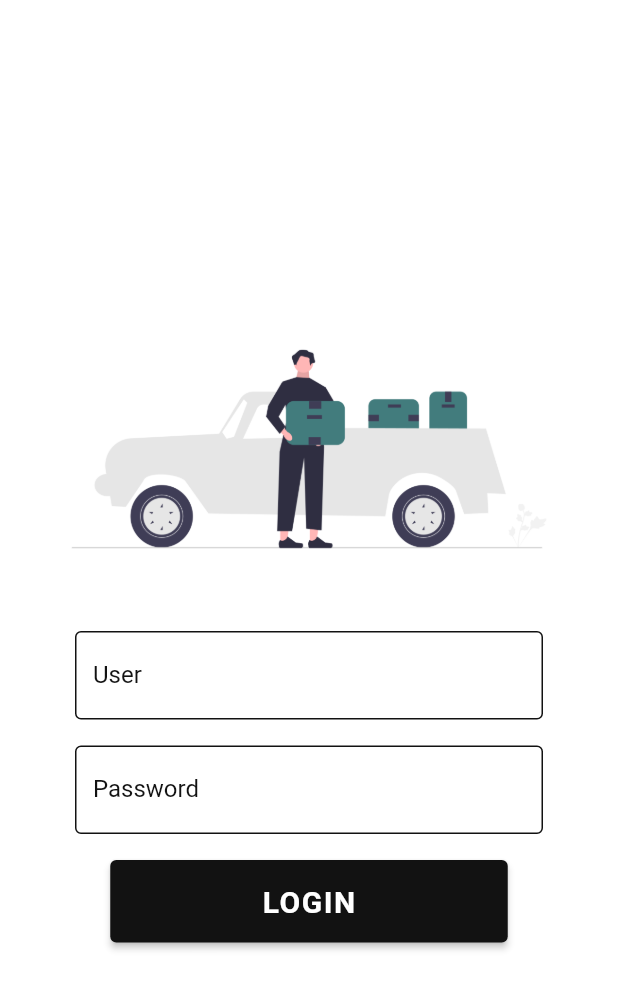
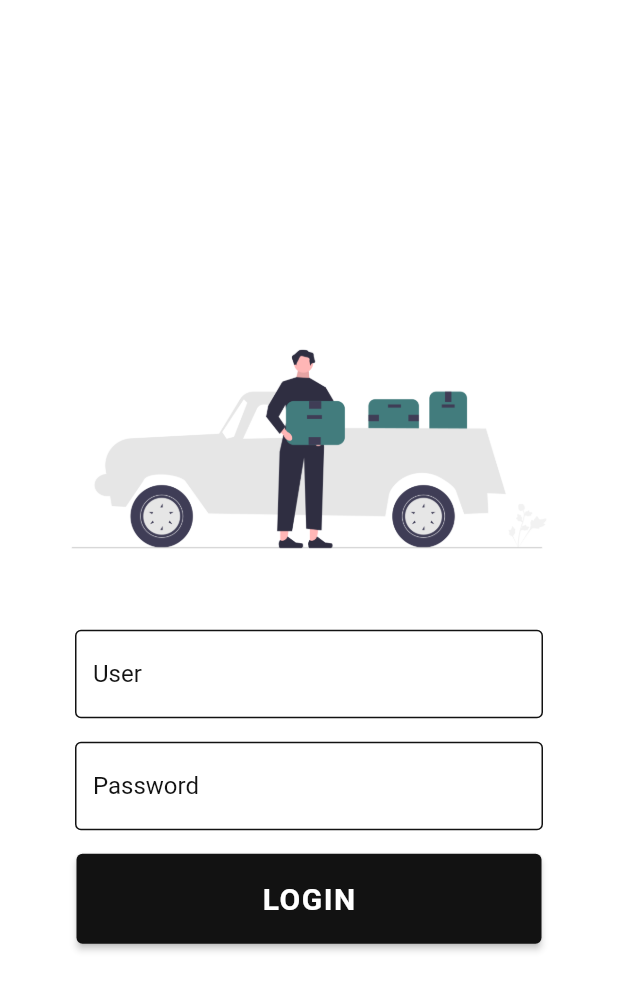
Before and after one commit to jonathan-barreto/precificar-app, a Flutter app: the screen it shows after launch, after a tap on "LOGIN", on a phone screen of 412 x 824 dp. Shown: the top 991 px of the screen. Run offline on Flutter 3.47's test engine with Material 2 defaults, Android fonts, the phone set to English and light mode, and no system bars; our stand-ins replace cached_network_image, dio, get_it, story_view; missing offline and left inert: whatsapp_story_editor; network calls fail.

Commit message:
update inital

```diff
--- a/lib/app/core/utils/constants/app_constants.dart
+++ b/lib/app/core/utils/constants/app_constants.dart
@@ -1,5 +1,5 @@
 class AppConstants {
-  static const String baseUrl = "SEU IP";
+  static const String baseUrl = "http://192.168.0.109:8000/";
 
   static const String getUserList = "api/users/list";
 
--- a/lib/app/presenter/initial/page/initial_page.dart
+++ b/lib/app/presenter/initial/page/initial_page.dart
@@ -38,7 +38,7 @@ class _InitialPageState extends State<InitialPage> {
 
     arguments = ModalRoute.of(context)!.settings.arguments;
 
-    final int userId = int.parse(arguments["userId"]);
+    final int userId = arguments["userId"];
 
     widgets = [
       HomePage(userId: userId),
--- a/lib/app/presenter/login/page/login_page.dart
+++ b/lib/app/presenter/login/page/login_page.dart
@@ -45,18 +45,27 @@ class _LoginPageState extends State<LoginPage> {
                     ElevatedButton(
                       style: const ButtonStyle(
                         fixedSize: MaterialStatePropertyAll(
-                          Size(265, 55),
+                          Size(310, 60),
                         ),
                       ),
                       onPressed: () {
                         if (userTextController.value.text.isNotEmpty) {
+                          try {
+                            final int userId = int.parse(
+                              userTextController.value.text,
+                            );
+                            if (userId >= 0 && userId <= 10) {
                               Navigator.pushReplacementNamed(
                                 context,
                                 '/initial',
                                 arguments: {
-                              'userId': userTextController.value.text,
+                                  'userId': userId,
                                 },
                               );
+                            }
+                          } catch (e) {
+                            return;
+                          }
                         }
                       },
                       child: const Text(
```
Lines whose indentation alone changed are shown as unchanged.
